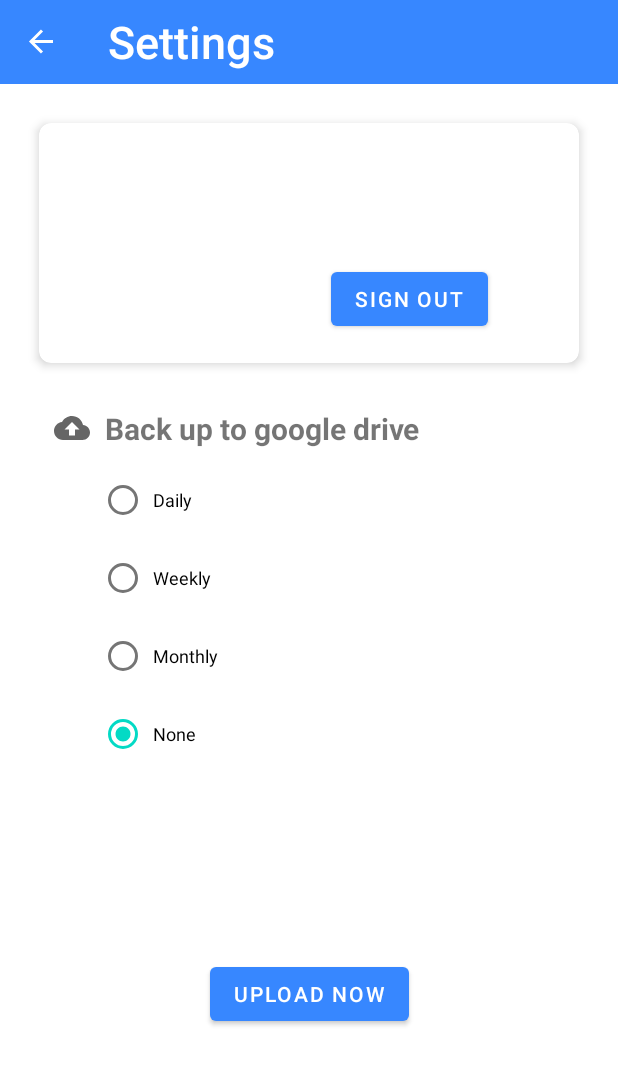
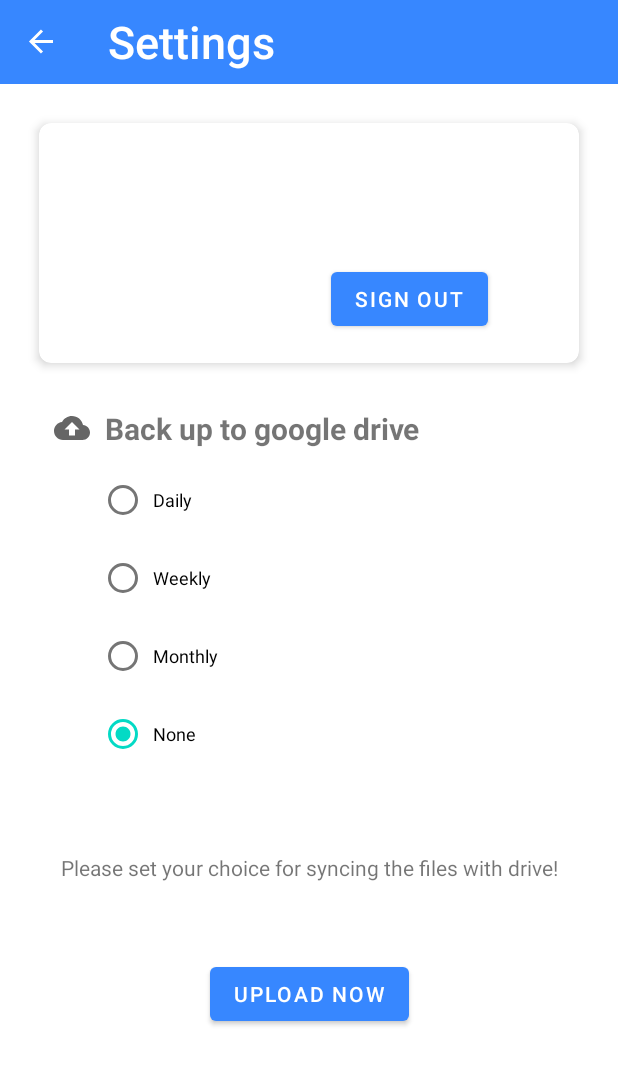
Before and after one commit to shambu2k/smart-note, an Android app: the BooksFragment screen opened directly, with no data from a screen before it, in the side drawer, after a tap on "Settings", on a phone screen of 412 x 824 dp. Shown: the top 1065 px of the screen. Run offline under Robolectric (Android 15) with nearby library versions, the phone set to English and light mode, and no system bars; our stand-ins replace CircleImageView, Dagger/Hilt's generated code, Picasso, Room's generated code, navigation-ui; libraries missing offline, so code that uses them is left out: androidx.hilt, androidx.hilt.lifecycle, com.google.api.client, com.google.api.services, com.google.zxing.integration; pictures from the network do not load; 2 statements that could not run were skipped.

Commit message:
feat: upload text and empty view (#39)
Co-authored-by: ysd-321 <ysdreplies@gmail.com>

```diff
--- a/app/src/main/java/com/example/smartnote/fragments/BooksFragment.kt
+++ b/app/src/main/java/com/example/smartnote/fragments/BooksFragment.kt
@@ -5,6 +5,7 @@ import android.util.Log
 import android.view.LayoutInflater
 import android.view.View
 import android.view.ViewGroup
+import android.widget.TextView
 import androidx.fragment.app.Fragment
 import androidx.lifecycle.Observer
 import androidx.lifecycle.ViewModelProvider
@@ -33,6 +34,8 @@ class BooksFragment : Fragment() {
   private lateinit var adapter: BooksAdapter
   private lateinit var recentView: RecyclerView
   private lateinit var recentPdfsAdapter: RecentPdfsAdapter
+  private lateinit var recentsText : TextView
+  private lateinit var emptyView : TextView
 
   private val viewModel: BookViewModel by lazy {
     ViewModelProvider(requireActivity()).get(BookViewModel::class.java)
@@ -64,6 +67,14 @@ class BooksFragment : Fragment() {
   private fun setUpRecyclerView() {
     adapter = BooksAdapter(books)
     recyclerView = binding.recyclerView
+
+    recentsText = binding.recentsText
+    emptyView = binding.emptyView
+    emptyView.visibility = View.VISIBLE
+
+    recentsText.visibility = View.GONE
+    recyclerView.visibility = View.GONE
+
     recyclerView.layoutManager = LinearLayoutManager(activity)
     recyclerView.adapter = adapter
 
@@ -80,6 +91,10 @@ class BooksFragment : Fragment() {
       Observer { books ->
         books?.let {
           this.books = books
+          if(!this.books.isEmpty()){
+            emptyView.visibility = View.GONE
+            recyclerView.visibility = View.VISIBLE
+          }
           adapter.refresh(this.books)
         }
       }
@@ -89,6 +104,9 @@ class BooksFragment : Fragment() {
         this,
         Observer { pdfs ->
           this.pdfs = pdfs
+          if(!pdfs.isEmpty()){
+            recentsText.visibility = View.VISIBLE
+          }
           val fileStrings = mutableListOf<String>()
           for (curr in pdfs) {
             val file = activity?.let { fileViewModel.getFirstImage(curr.location, it) }
--- a/app/src/main/java/com/example/smartnote/fragments/SettingsFragment.kt
+++ b/app/src/main/java/com/example/smartnote/fragments/SettingsFragment.kt
@@ -38,6 +38,7 @@ import com.google.api.client.json.gson.GsonFactory
 import com.google.api.services.drive.Drive
 import com.squareup.picasso.Picasso
 import dagger.hilt.android.AndroidEntryPoint
+import java.text.SimpleDateFormat
 import java.util.*
 import java.util.concurrent.TimeUnit
 import javax.inject.Inject
@@ -72,7 +73,12 @@ class SettingsFragment : Fragment() {
     sharedPreferences = requireActivity().getSharedPreferences("shared_prefs", Context.MODE_PRIVATE)
     val index = sharedPreferences.getInt("settings", 3)
     binding.radioGrp.check(binding.radioGrp.getChildAt(index).id)
+    updateText()
     binding.radioGrp.setOnCheckedChangeListener { group, checkedId ->
+      with(sharedPreferences.edit()) {
+        putInt("settings", binding.radioGrp.indexOfChild(binding.radioGrp.findViewById(binding.radioGrp.checkedRadioButtonId)))
+        apply()
+      }
       when (checkedId) {
         R.id.daily -> {
           backup(1)
@@ -90,12 +96,41 @@ class SettingsFragment : Fragment() {
           backup(0)
         }
       }
-      with(sharedPreferences.edit()) {
-        putInt("settings", binding.radioGrp.indexOfChild(binding.radioGrp.findViewById(binding.radioGrp.checkedRadioButtonId)))
-        apply()
+    }
+    return binding.root
+  }
+
+  private fun updateText() {
+    val index = sharedPreferences.getInt("settings", 3)
+    var date = Date(sharedPreferences.getLong("UPLOAD_TIME", 0))
+    val c = Calendar.getInstance()
+    c.time = date
+    var isnone = false
+    when (index) {
+      0 -> {
+        c.add(Calendar.DAY_OF_MONTH,1)
+        date = c.time
+      }
+      1 -> {
+        c.add(Calendar.WEEK_OF_MONTH,1)
+        date = c.time
+      }
+      2 -> {
+        c.add(Calendar.MONTH,1)
+        date = c.time
+      }
+      R.id.none -> {
+        isnone = true
+      }
+      else -> {
+        isnone = true
       }
     }
-    return binding.root
+    val text = "Your files will be synced again on " + SimpleDateFormat("dd/MM/yyyy hh:mm aa",Locale.getDefault()).format(date)
+    binding.uploadDetails.text = text
+    if(isnone){
+      binding.uploadDetails.text = "Please set your choice for syncing the files with drive!"
+    }
   }
 
   override fun onStart() {
@@ -113,12 +148,18 @@ class SettingsFragment : Fragment() {
       signOut()
     }
     binding.uploadButton.setOnClickListener {
+      with(sharedPreferences.edit()) {
+        val currentDate = Calendar.getInstance().time.time
+        putLong("UPLOAD_TIME", currentDate)
+        apply()
+      }
       // uploadPdf()
       Toast.makeText(requireContext(), "Uploading...", Toast.LENGTH_LONG).show()
 
       val intent = Intent(activity, UploadService::class.java)
       activity?.let { it1 -> ContextCompat.startForegroundService(it1, intent) }
       activity?.startService(intent)
+      updateText()
     }
 
     booksViewModel.getAllPDFs().observe(viewLifecycleOwner) {
@@ -178,6 +219,12 @@ class SettingsFragment : Fragment() {
   }
 
   private fun backup(time: Long) {
+    with(sharedPreferences.edit()) {
+      val currentDate = Calendar.getInstance().time.time
+      putLong("UPLOAD_TIME", currentDate)
+      apply()
+      updateText()
+    }
     context?.let { WorkManager.getInstance(it).cancelAllWork() }
     val constraints = Constraints.Builder()
       .setRequiredNetworkType(NetworkType.CONNECTED)
--- a/app/src/main/res/layout/fragment_settings.xml
+++ b/app/src/main/res/layout/fragment_settings.xml
@@ -6,6 +6,16 @@
     android:layout_height="match_parent"
     android:layout_margin="16dp"
     tools:context=".fragments.SettingsFragment">
+
+    <TextView
+        android:id="@+id/upload_details"
+        android:layout_width="wrap_content"
+        android:layout_height="wrap_content"
+        android:text="Your files will be synced again on "
+        app:layout_constraintBottom_toTopOf="@+id/upload_button"
+        app:layout_constraintEnd_toEndOf="parent"
+        app:layout_constraintStart_toStartOf="parent"
+        app:layout_constraintTop_toBottomOf="@+id/radioGrp" />
 
     <Button
         android:id="@+id/upload_button"
```
Also changed, not shown: app/src/main/java/com/example/smartnote/UploadService.kt (+12 -1 lines), app/src/main/res/layout/fragment_books.xml (+10 -0 lines).
